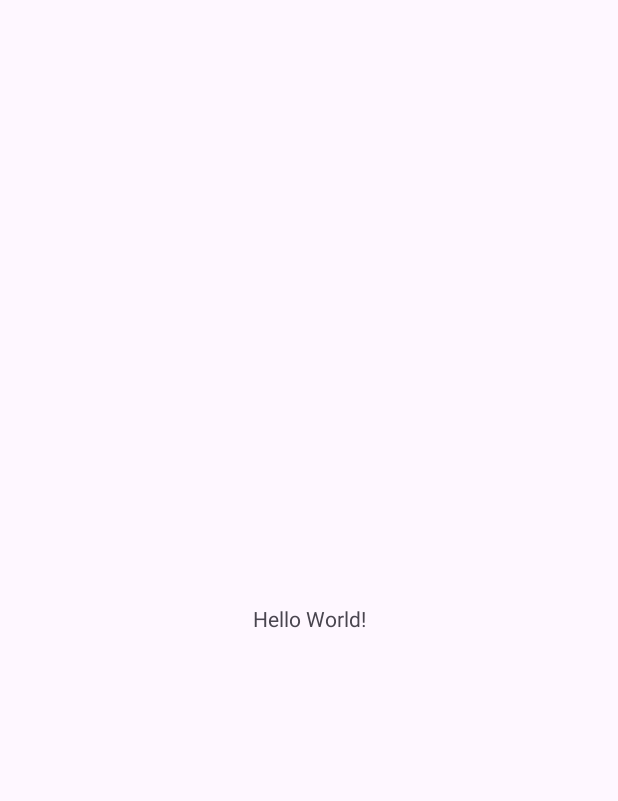
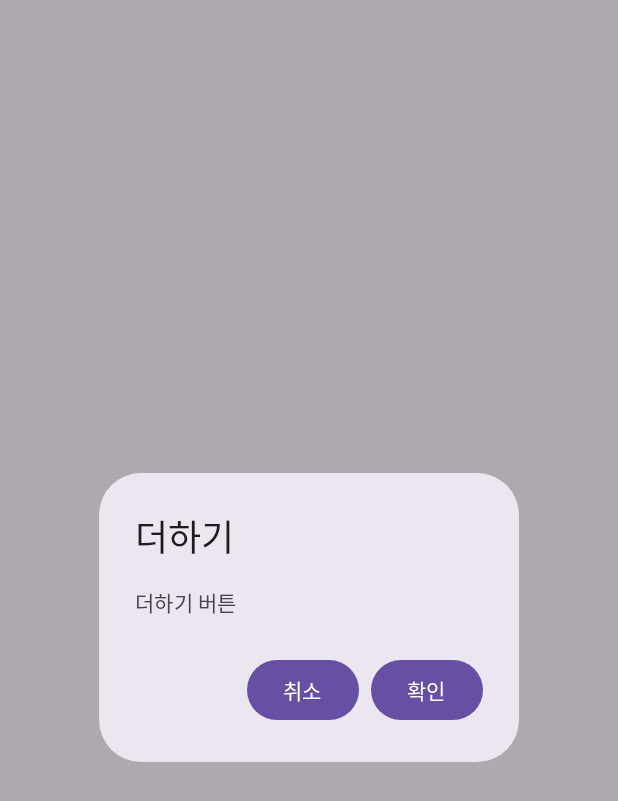
Before and after one commit to hyosikchoi/XmlWithCompose, an Android app built with Jetpack Compose: the screen it shows after launch (MainActivity), on a phone screen of 412 x 824 dp. Before the commit the part shown is almost empty. Shown: the top 801 px of the screen. Run offline under Robolectric (Android 15) with nearby library versions, the phone set to English and light mode, and no system bars.

Commit message:
Add - Compose dialog in Xml

```diff
--- a/app/build.gradle.kts
+++ b/app/build.gradle.kts
@@ -15,6 +15,14 @@ android {
         versionName = "1.0"
 
         testInstrumentationRunner = "androidx.test.runner.AndroidJUnitRunner"
+    }
+
+    // 컴포즈 필수 의존성
+    buildFeatures {
+        compose = true
+    }
+    composeOptions {
+        kotlinCompilerExtensionVersion = "1.5.2"
     }
 
     buildTypes {
--- a/app/src/main/java/com/hyosik/xmlwithcompose/MainActivity.kt
+++ b/app/src/main/java/com/hyosik/xmlwithcompose/MainActivity.kt
@@ -1,12 +1,29 @@
 package com.hyosik.xmlwithcompose
 
 import android.os.Bundle
+import androidx.activity.ComponentActivity
+import androidx.activity.compose.setContent
 import androidx.activity.enableEdgeToEdge
+import androidx.appcompat.app.AlertDialog
 import androidx.appcompat.app.AppCompatActivity
+import androidx.appcompat.widget.AppCompatButton
+import androidx.compose.material3.AlertDialog
+import androidx.compose.material3.Button
+import androidx.compose.material3.MaterialTheme
+import androidx.compose.material3.Surface
+import androidx.compose.material3.Text
+import androidx.compose.runtime.Composable
+import androidx.compose.runtime.getValue
+import androidx.compose.runtime.mutableStateOf
+import androidx.compose.runtime.remember
+import androidx.compose.runtime.setValue
+import androidx.compose.ui.platform.ComposeView
 import androidx.core.view.ViewCompat
 import androidx.core.view.WindowInsetsCompat
+import com.hyosik.xmlwithcompose.component.SampleDialog
 
-class MainActivity : AppCompatActivity() {
+class MainActivity : ComponentActivity() {
+
     override fun onCreate(savedInstanceState: Bundle?) {
         super.onCreate(savedInstanceState)
         enableEdgeToEdge()
@@ -16,5 +33,13 @@ class MainActivity : AppCompatActivity() {
             v.setPadding(systemBars.left, systemBars.top, systemBars.right, systemBars.bottom)
             insets
         }
+
+        findViewById<ComposeView>(R.id.dialog_compose).setContent {
+            MaterialTheme {
+                Surface {
+                    SampleDialog()
+                }
+            }
+        }
     }
 }
--- /dev/null
+++ b/app/src/main/java/com/hyosik/xmlwithcompose/component/SampleDialog.kt
@@ -0,0 +1,48 @@
+package com.hyosik.xmlwithcompose.component
+
+import androidx.compose.material3.AlertDialog
+import androidx.compose.material3.Button
+import androidx.compose.material3.Text
+import androidx.compose.runtime.Composable
+import androidx.compose.runtime.getValue
+import androidx.compose.runtime.mutableStateOf
+import androidx.compose.runtime.remember
+import androidx.compose.runtime.setValue
+
+@Composable
+fun SampleDialog() {
+    var openDialog by remember { mutableStateOf(true) }
+
+    if(openDialog) {
+        AlertDialog(
+            onDismissRequest = {
+                openDialog = false
+            },
+            confirmButton = {
+                Button(
+                    onClick = {
+                        openDialog = false
+                    }
+                ) {
+                    Text(text = "확인")
+                }
+            },
+            dismissButton = {
+                Button(
+                    onClick = {
+                        openDialog = false
+                    }
+                ) {
+                    Text(text = "취소")
+                }
+            },
+            title = {
+                Text(text = "더하기")
+            },
+            text = {
+                Text(text = "더하기 버튼")
+            }
+        )
+    }
+
+}
--- a/app/src/main/res/layout/activity_main.xml
+++ b/app/src/main/res/layout/activity_main.xml
@@ -7,10 +7,12 @@
     android:layout_width="match_parent"
     android:layout_height="match_parent"
     tools:context=".MainActivity">
-    <TextView
+
+    <androidx.compose.ui.platform.ComposeView
+      android:id="@+id/dialog_compose"
       android:layout_width="wrap_content"
       android:layout_height="wrap_content"
-      android:text="Hello World!"
+      android:text="Open Dialog"
       app:layout_constraintBottom_toBottomOf="parent"
       app:layout_constraintStart_toStartOf="parent"
       app:layout_constraintEnd_toEndOf="parent"
```
